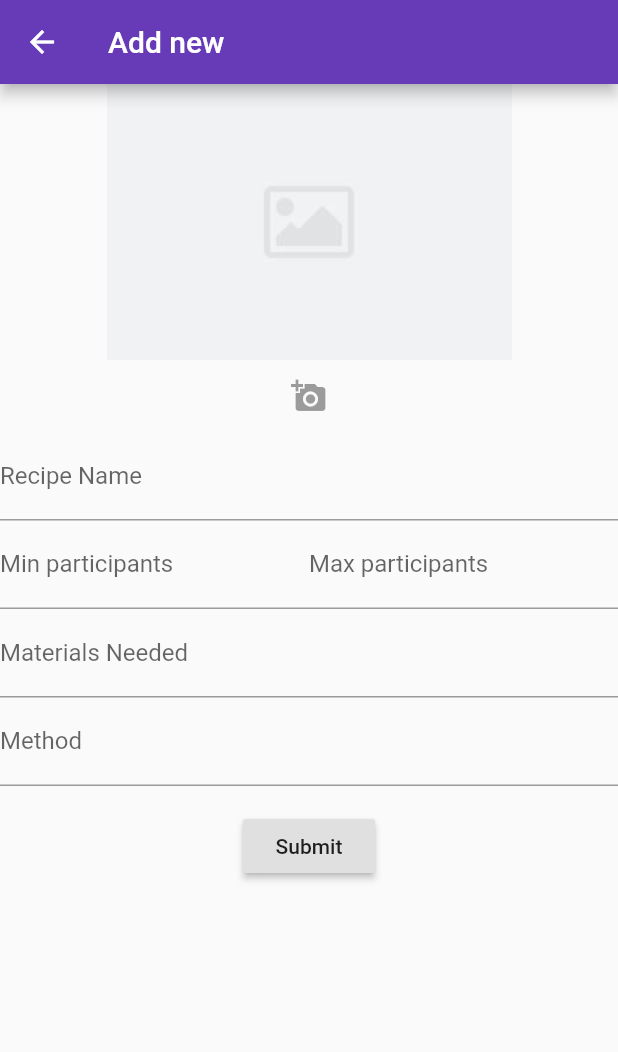
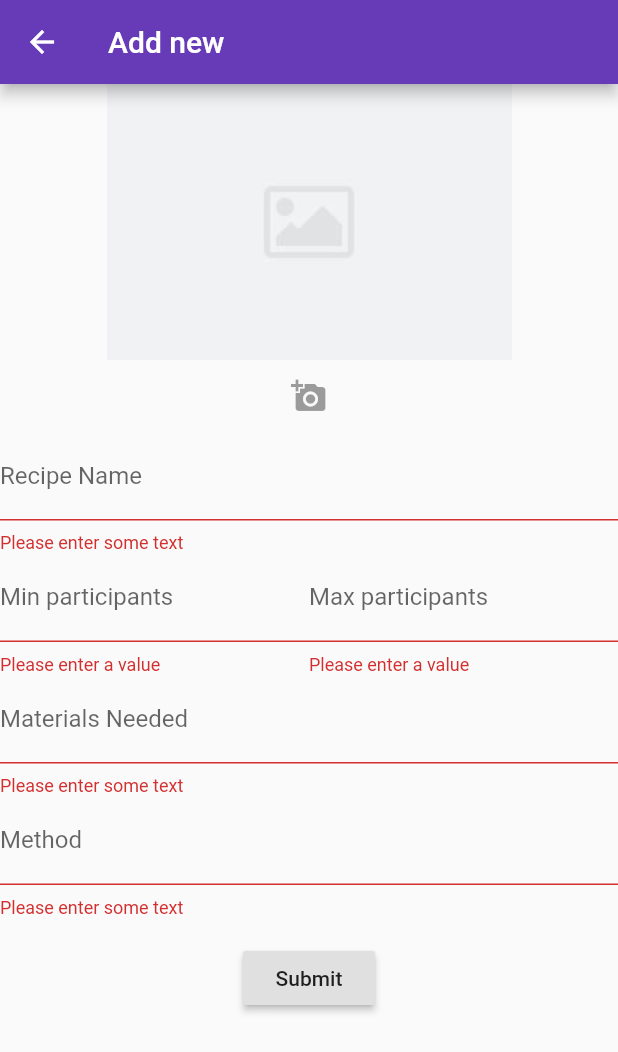
Before and after one commit to alexarnold94/EasyScrum, a Flutter app: the CeremonyList screen opened directly with empty values, after a tap on the "add" icon, on a phone screen of 412 x 824 dp. Shown: the top 1052 px of the screen. Run offline on Flutter 3.47's test engine with Material 2 defaults, Android fonts, the phone set to English and light mode, and no system bars; our stand-ins replace cloud_firestore; accounts and stored records are empty.

Commit message:
Added Firebase call to form

```diff
--- a/lib/AddTemplate.dart
+++ b/lib/AddTemplate.dart
@@ -3,22 +3,34 @@ import 'package:cloud_firestore/cloud_firestore.dart';
 
 class AddTemplateForm extends StatefulWidget {
   String ceremonyName;
+  String ceremonyKey;
 
-  AddTemplateForm(String ceremonyName) {
+  AddTemplateForm(String ceremonyName, String ceremonyKey) {
     this.ceremonyName = ceremonyName;
+    this.ceremonyKey = ceremonyKey;
   }
 
   @override
   AddTemplateFormState createState() {
-    return AddTemplateFormState(ceremonyName);
+    return AddTemplateFormState(ceremonyName, ceremonyKey);
   }
+}
+
+class _FormData {
+  String recipeName = '';
+  String minParticipants = '';
+  String maxParticipants = '';
+  String materialsNeeded = '';
+  String method = '';
 }
 
 class AddTemplateFormState extends State<AddTemplateForm> {
   final _formKey = GlobalKey<FormState>();
+  final databaseReference = Firestore.instance;
   String ceremonyName;
+  _FormData _data = new _FormData();
 
-  AddTemplateFormState(String ceremonyName) {
+  AddTemplateFormState(String ceremonyName, String ceremonyKey) {
     this.ceremonyName = ceremonyName;
   }
 
@@ -30,6 +42,8 @@ class AddTemplateFormState extends State<AddTemplateForm> {
           title: Text("Add new " + ceremonyName),
         ),
         body: Form(
+          key: _formKey,
+          autovalidate: true,
             child: Column(children: <Widget>[
               Row(
                 mainAxisAlignment: MainAxisAlignment.center,
@@ -51,6 +65,9 @@ class AddTemplateFormState extends State<AddTemplateForm> {
                       }
                       return null;
                     },
+                    onSaved: (String value) {
+                      this._data.recipeName = value;
+                    },
                   ),
                 ),
               ]),
@@ -65,6 +82,9 @@ class AddTemplateFormState extends State<AddTemplateForm> {
                       }
                       return null;
                     },
+                    onSaved: (String value) {
+                      this._data.minParticipants = value;
+                    },
                   ),
                 ),
                 Expanded(
@@ -76,6 +96,9 @@ class AddTemplateFormState extends State<AddTemplateForm> {
                         return 'Please enter a value';
                       }
                       return null;
+                    },
+                    onSaved: (String value) {
+                      this._data.maxParticipants = value;
                     },
                   ),
                 ),
@@ -92,6 +115,9 @@ class AddTemplateFormState extends State<AddTemplateForm> {
                       }
                       return null;
                     },
+                    onSaved: (String value) {
+                      this._data.materialsNeeded = value;
+                    },
                   ),
                 ),
               ]),
@@ -107,6 +133,9 @@ class AddTemplateFormState extends State<AddTemplateForm> {
                       }
                       return null;
                     },
+                    onSaved: (String value) {
+                      this._data.method = value;
+                    },
                   ),
                 ),
               ]),
@@ -121,6 +150,11 @@ class AddTemplateFormState extends State<AddTemplateForm> {
                         // the form is invalid.
                         if (_formKey.currentState.validate()) {
                           // Process data.
+                          _formKey.currentState.save();
+                          createRecipe(_data);
+                          Scaffold.of(context).showSnackBar(
+                            SnackBar(content: Text("Form Submitted!"),
+                          ));
                         }
                       },
                       child: Text('Submit'),
@@ -130,4 +164,17 @@ class AddTemplateFormState extends State<AddTemplateForm> {
               )
         ])));
   }
+
+  void createRecipe(_FormData data) async {
+    await databaseReference.collection("recipes").add(
+      {
+        'ceremony_key': ceremonyName,
+        'name': data.recipeName,
+        'method': data.method,
+        'number_of_participants': data.minParticipants + '-' + data.maxParticipants,
+        'required_materials': data.materialsNeeded,
+        'image_ref': '',
+      }
+    );
+  }
 }
--- a/lib/CeremonyList.dart
+++ b/lib/CeremonyList.dart
@@ -33,13 +33,13 @@ class CeremonyListState extends State<CeremonyList> {
   }
 
   void _pushAdd() {
-    _navigateToAddTemplate(ceremonyKey);
+    _navigateToAddTemplate(ceremony, ceremonyKey);
   }
 
-  void _navigateToAddTemplate(ceremony) {
+  void _navigateToAddTemplate(ceremony, ceremonyKey) {
     Navigator.push(
       context,
-      MaterialPageRoute(builder: (context) => AddTemplateForm(ceremony)),
+      MaterialPageRoute(builder: (context) => AddTemplateForm(ceremony, ceremonyKey)),
     );
   }
 
```
